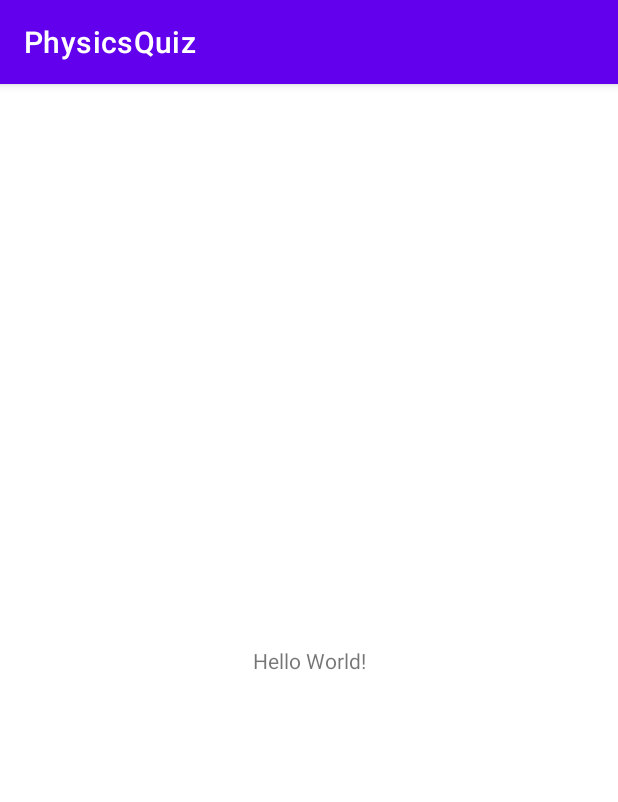
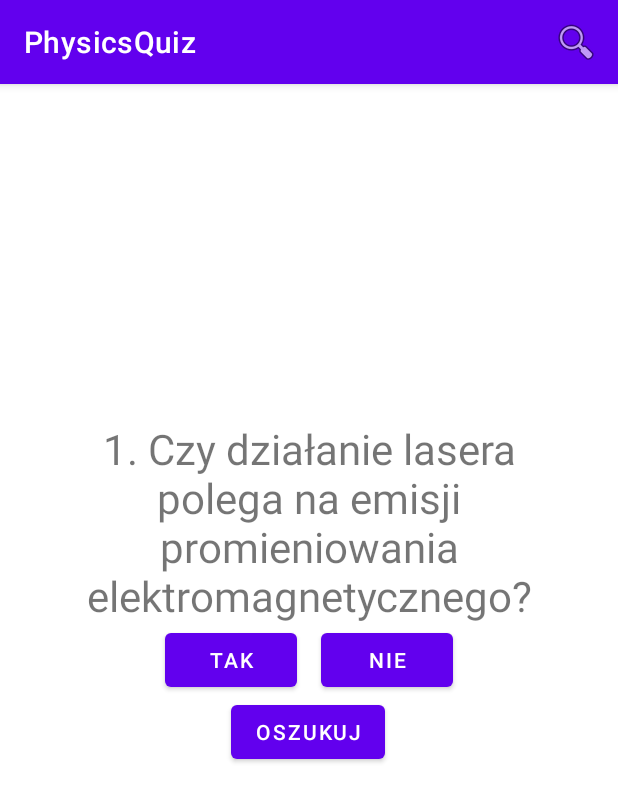
Before and after one commit to Wojtas399/PUM-Lista1, an Android app: the screen it shows after launch (MainActivity), on a phone screen of 412 x 824 dp. Shown: the top 802 px of the screen. Run offline under Robolectric (Android 15) with nearby library versions, the phone set to English and light mode, and no system bars.

Commit message:
Final app.

```diff
--- a/app/build.gradle
+++ b/app/build.gradle
@@ -1,6 +1,7 @@
 plugins {
     id 'com.android.application'
     id 'org.jetbrains.kotlin.android'
+    id 'kotlin-parcelize'
 }
 
 android {
--- a/app/src/main/java/com/example/physicsquiz/MainActivity.kt
+++ b/app/src/main/java/com/example/physicsquiz/MainActivity.kt
@@ -1,11 +1,124 @@
 package com.example.physicsquiz
 
+import android.content.Intent
+import android.content.Intent.CATEGORY_BROWSABLE
+import android.net.Uri
 import androidx.appcompat.app.AppCompatActivity
 import android.os.Bundle
+import android.view.Menu
+import android.view.MenuItem
+import android.view.View
+import android.widget.TextView
+
+const val ANSWER_KEY = "com.example.physicsquiz.ANSWER"
 
 class MainActivity : AppCompatActivity() {
+  private val questions = PhysicsQuestions()
+  private val textView: TextView by lazy { findViewById(R.id.textView) }
+  private var state: PhysicsQuizState = PhysicsQuizState(
+    questions = questions.getAll(),
+  )
+
   override fun onCreate(savedInstanceState: Bundle?) {
     super.onCreate(savedInstanceState)
     setContentView(R.layout.activity_main)
+
+    if (savedInstanceState != null) {
+      val quizState: PhysicsQuizState? =
+        savedInstanceState.getParcelable("quizState")
+      if (quizState != null) {
+        state = quizState
+      }
+    }
+
+    updateView()
+  }
+
+  override fun onSaveInstanceState(outState: Bundle) {
+    super.onSaveInstanceState(outState)
+    outState.putParcelable("quizState", state)
+  }
+
+  override fun onCreateOptionsMenu(menu: Menu): Boolean {
+    menuInflater.inflate(R.menu.options_menu, menu)
+    return true
+  }
+
+  override fun onOptionsItemSelected(item: MenuItem): Boolean {
+    return when (item.itemId) {
+      R.id.search_button -> {
+        navigateToGoogle()
+        true
+      }
+      else -> super.onOptionsItemSelected(item)
+    }
+  }
+
+  fun onClickYesButton(view: View?) {
+    checkAnswer(true)
+  }
+
+  fun onClickNoButton(view: View?) {
+    checkAnswer(false)
+  }
+
+  fun onClickCheatButton(view: View?) {
+    if (!state.isGameFinished) {
+      navigateToCheatActivity()
+      state.onAnswerChecked()
+    }
+  }
+
+  private fun checkAnswer(answer: Boolean) {
+    state.onQuestionAnswered(answer)
+    updateView()
+  }
+
+  private fun navigateToCheatActivity() {
+    val answer: Boolean = state.getAnswerForCurrentQuestion()
+    val intent = Intent(this, CheatActivity::class.java).putExtra(
+      ANSWER_KEY,
+      convertBooleanToUI(answer),
+    )
+    startActivity(intent)
+  }
+
+  private fun navigateToGoogle() {
+    val url = "http://google.com/"
+    val intent = Intent(Intent.ACTION_VIEW, Uri.parse(url)).addCategory(
+      CATEGORY_BROWSABLE
+    )
+    if (intent.resolveActivity(packageManager) != null) {
+      startActivity(intent)
+    }
+  }
+
+  private fun updateView() {
+    if (state.isGameFinished) {
+      displayResult()
+    } else {
+      updateQuestion()
+    }
+  }
+
+  private fun convertBooleanToUI(value: Boolean): String {
+    return if (value) {
+      "TAK"
+    } else {
+      "NIE"
+    }
+  }
+
+  private fun updateQuestion() {
+    val questionNumber: Int = state.getQuestionIndex() + 1
+    val questionText = "$questionNumber. ${state.getCurrentQuestion()}"
+    textView.text = questionText
+  }
+
+  private fun displayResult() {
+    var resultText = "Liczba punktów: ${state.getPoints()}"
+    resultText += "\nPoprawne odpowiedzi: ${state.getAmountOfCorrectAnswers()}/10"
+    resultText += "\nLiczba oszustw: ${state.getAmountOfFrauds()}"
+    textView.text = resultText
   }
 }
--- /dev/null
+++ b/app/src/main/java/com/example/physicsquiz/PhysicsQuestions.kt
@@ -0,0 +1,24 @@
+package com.example.physicsquiz
+
+class PhysicsQuestions {
+  private val questions: List<Question> = listOf(
+    Question(
+      "Czy działanie lasera polega na emisji promieniowania elektromagnetycznego?",
+      true
+    ),
+    Question(
+      "Czy temperatura wrzenia wody wynosi zawsze 100 stopni Celsjusza?",
+      false
+    ),
+    Question("Czy masa obiektu pozostaje taka sama w każdy warunkach?", true),
+    Question("Czy niuton [N] jest jednostką miary siły w układzie SI?", true),
+    Question("Czy resublimacja to przejście ze stanu gazowego w stały?", true),
+    Question("Czy stojący rower posiada energię kinetyczną?", false),
+    Question("Czy ładunki jednoimienne odpychają się?", true),
+    Question("Czy rezystancja to inaczej opór elektryczny?", true),
+    Question("Czy proton posiada ładunek ujemny?", false),
+    Question("Czy drewno jest lepszym przewodnikiem ciepła niż metal?", false)
+  )
+
+  fun getAll(): List<Question> = questions
+}
--- /dev/null
+++ b/app/src/main/java/com/example/physicsquiz/PhysicsQuizState.kt
@@ -0,0 +1,68 @@
+package com.example.physicsquiz
+
+import android.os.Parcelable
+import kotlinx.parcelize.IgnoredOnParcel
+import kotlinx.parcelize.Parcelize
+
+@Parcelize
+class PhysicsQuizState(
+  private val questions: List<Question>,
+  private var questionIndex: Int = 0,
+  private var points: Int = 0,
+  private var amountOfCorrectAnswers: Int = 0,
+  private var amountOfFrauds: Int = 0,
+  private var hasAnswerBeenChecked: Boolean = false
+) : Parcelable {
+
+  @IgnoredOnParcel
+  var isGameFinished: Boolean = questionIndex >= questions.size
+
+  fun getQuestionIndex(): Int = questionIndex
+
+  fun getPoints(): Int = if (points < 0) 0 else points
+
+  fun getAmountOfCorrectAnswers(): Int = amountOfCorrectAnswers
+
+  fun getAmountOfFrauds(): Int = amountOfFrauds
+
+  fun getCurrentQuestion(): String = questions[questionIndex].question
+
+  fun getAnswerForCurrentQuestion(): Boolean = questions[questionIndex].answer
+
+  fun onAnswerChecked() {
+    subtractPointsForCheckingAnswer()
+    hasAnswerBeenChecked = true
+  }
+
+  fun onQuestionAnswered(answer: Boolean) {
+    if (!isGameFinished) {
+      if (!hasAnswerBeenChecked && isAnswerCorrect(answer)) {
+        addPointsForCorrectAnswer()
+      }
+      if (doNextQuestionsExist()) {
+        questionIndex++
+      } else {
+        isGameFinished = true
+      }
+    }
+    hasAnswerBeenChecked = false
+  }
+
+  private fun subtractPointsForCheckingAnswer() {
+    amountOfFrauds++
+    points -= 15
+  }
+
+  private fun addPointsForCorrectAnswer() {
+    amountOfCorrectAnswers++
+    points += 10
+  }
+
+  private fun isAnswerCorrect(answer: Boolean): Boolean {
+    return answer == getAnswerForCurrentQuestion()
+  }
+
+  private fun doNextQuestionsExist(): Boolean {
+    return questionIndex + 1 < questions.size
+  }
+}
--- /dev/null
+++ b/app/src/main/java/com/example/physicsquiz/Question.kt
@@ -0,0 +1,7 @@
+package com.example.physicsquiz
+
+import android.os.Parcelable
+import kotlinx.parcelize.Parcelize
+
+@Parcelize
+data class Question(val question: String, val answer: Boolean): Parcelable
--- a/app/src/main/res/layout/activity_main.xml
+++ b/app/src/main/res/layout/activity_main.xml
@@ -4,15 +4,56 @@
     xmlns:tools="http://schemas.android.com/tools"
     android:layout_width="match_parent"
     android:layout_height="match_parent"
+    android:layout_margin="24dp"
     tools:context=".MainActivity">
 
     <TextView
+        android:id="@+id/textView"
         android:layout_width="wrap_content"
         android:layout_height="wrap_content"
-        android:text="Hello World!"
+        android:text="TextView"
+        android:textSize="28sp"
+        android:textAlignment="center"
+        app:layout_constraintBottom_toTopOf="@+id/linearLayout"
+        app:layout_constraintEnd_toEndOf="parent"
+        app:layout_constraintStart_toStartOf="parent" />
+
+    <LinearLayout
+        android:id="@+id/linearLayout"
+        android:layout_width="match_parent"
+        android:layout_height="wrap_content"
+        android:orientation="horizontal"
+        android:gravity="center"
         app:layout_constraintBottom_toBottomOf="parent"
         app:layout_constraintEnd_toEndOf="parent"
         app:layout_constraintStart_toStartOf="parent"
-        app:layout_constraintTop_toTopOf="parent" />
+        app:layout_constraintTop_toTopOf="parent">
 
+        <Button
+            android:id="@+id/yesButton"
+            android:layout_width="wrap_content"
+            android:layout_height="wrap_content"
+            android:layout_marginEnd="8dp"
+            android:onClick="onClickYesButton"
+            android:text="TAK" />
+
+        <Button
+            android:id="@+id/noButton"
+            android:layout_width="wrap_content"
+            android:layout_height="wrap_content"
+            android:layout_marginStart="8dp"
+            android:onClick="onClickNoButton"
+            android:text="NIE" />
+    </LinearLayout>
+
+    <Button
+        android:id="@+id/cheatButton"
+        android:layout_width="wrap_content"
+        android:layout_height="wrap_content"
+        android:onClick="onClickCheatButton"
+        android:text="OSZUKUJ"
+        app:layout_constraintEnd_toEndOf="parent"
+        app:layout_constraintHorizontal_bias="0.498"
+        app:layout_constraintStart_toStartOf="parent"
+        app:layout_constraintTop_toBottomOf="@+id/linearLayout" />
 </androidx.constraintlayout.widget.ConstraintLayout>
--- /dev/null
+++ b/app/src/main/res/menu/options_menu.xml
@@ -0,0 +1,9 @@
+<?xml version="1.0" encoding="utf-8"?>
+<menu xmlns:android="http://schemas.android.com/apk/res/android"
+    xmlns:app="http://schemas.android.com/apk/res-auto">
+    <item
+        android:id="@+id/search_button"
+        android:icon="@android:drawable/ic_menu_search"
+        android:title="Search"
+        app:showAsAction="ifRoom|collapseActionView" />
+</menu>
```
Also changed, not shown: app/src/main/AndroidManifest.xml (+16 -0 lines), app/src/main/java/com/example/physicsquiz/CheatActivity.kt (added, +32 -0 lines), app/src/main/res/layout/activity_cheat.xml (added, +19 -0 lines).
